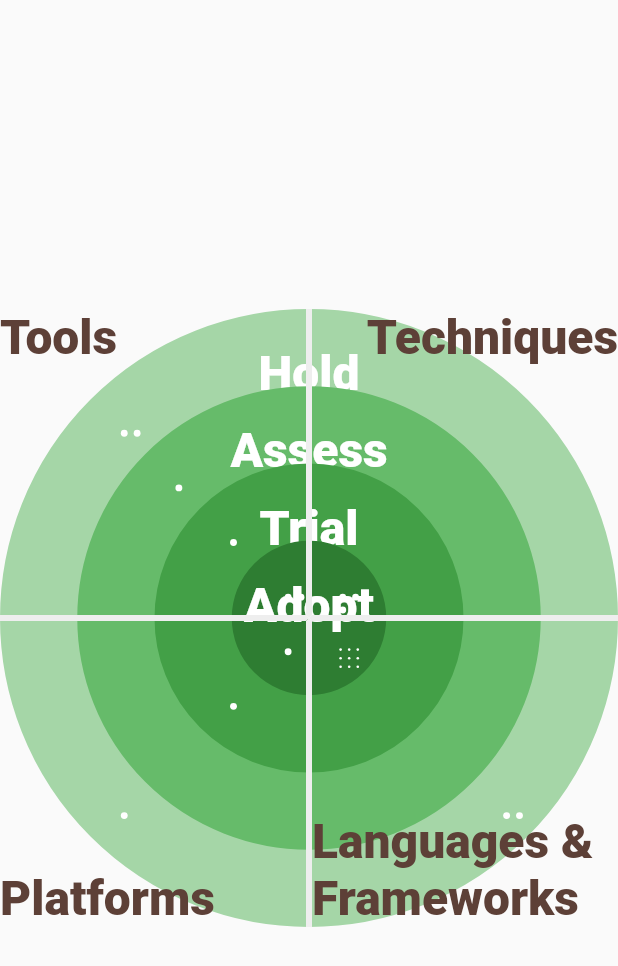
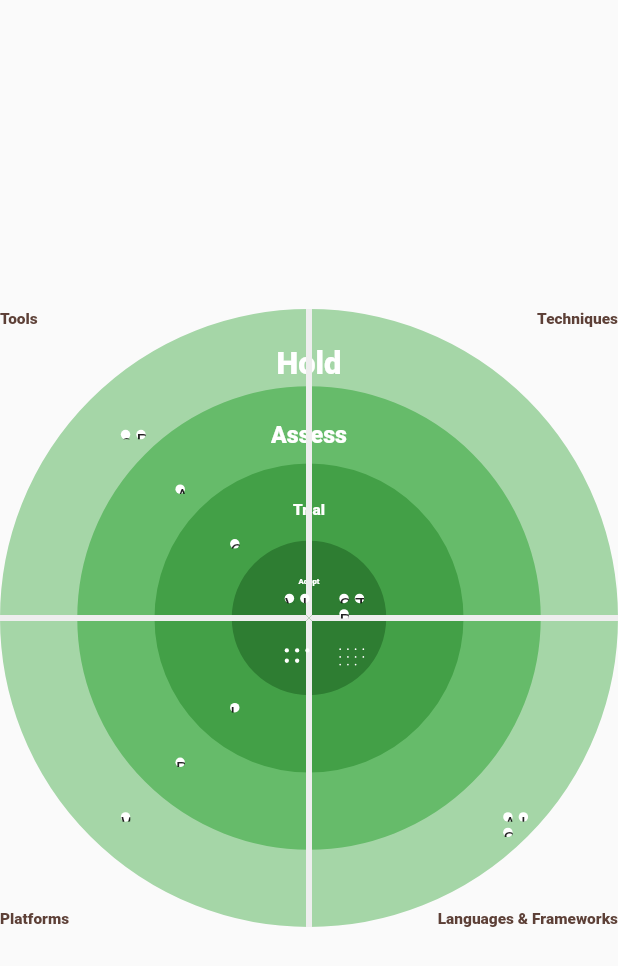
Before and after one commit to PiotrFLEURY/flutter_tech_radar, a Flutter app: the screen it shows after launch, on a phone screen of 412 x 824 dp. Shown: the top 966 px of the screen. Run offline on Flutter 3.47's test engine with Material 2 defaults, Android fonts, the phone set to English and light mode, and no system bars.

Commit message:
some changes

```diff
--- a/lib/app.dart
+++ b/lib/app.dart
@@ -14,7 +14,7 @@ class MyApp extends StatelessWidget {
   @override
   Widget build(BuildContext context) {
     return MaterialApp(
-      title: 'Flutter Demo',
+      title: 'Tech radar made with Flutter',
       theme: ThemeData(
         primarySwatch: Colors.blue,
       ),
--- a/lib/features/blip.dart
+++ b/lib/features/blip.dart
@@ -21,7 +21,8 @@ class RadarBlip extends StatelessWidget {
       width: size,
       child: GridView.builder(
         gridDelegate: SliverGridDelegateWithFixedCrossAxisCount(
-            crossAxisCount: max(2, sqrt(group.length)).toInt(),
+          crossAxisCount: sqrt(group.length).toInt() + 1,
+          childAspectRatio: 1.0,
         ),
         itemCount: group.length,
         primary: false,
@@ -33,16 +34,23 @@ class RadarBlip extends StatelessWidget {
             child: Tooltip(
               message: blip.label,
               child: Container(
+                width: size,
+                height: size,
                 decoration: BoxDecoration(
                   borderRadius: BorderRadius.circular(
                     size,
                   ),
                   color: Colors.white,
                 ),
+                child: Text(
+                  blip.label.characters.first,
+                  textAlign: TextAlign.center,
+                ),
               ),
             ),
           );
-          }),
+        },
+      ),
     );
   }
 }
--- a/lib/features/quadrant.dart
+++ b/lib/features/quadrant.dart
@@ -22,14 +22,29 @@ class RadarQuadrant extends StatelessWidget {
         alignment: alignment,
         child: Text(
           label,
+          textAlign: textAlign,
           style: TextStyle(
-            fontSize: 32.0,
+            fontSize: size / 20,
             fontWeight: FontWeight.w800,
             color: Colors.brown[700],
           ),
         ),
       ),
     );
+  }
+
+  TextAlign get textAlign {
+    if (alignment == Alignment.topLeft) {
+      return TextAlign.left;
+    } else if (alignment == Alignment.topRight) {
+      return TextAlign.right;
+    } else if (alignment == Alignment.bottomLeft) {
+      return TextAlign.left;
+    } else if (alignment == Alignment.bottomRight) {
+      return TextAlign.right;
+    } else {
+      return TextAlign.center;
+    }
   }
 
   double get top =>
--- a/lib/features/radar.dart
+++ b/lib/features/radar.dart
@@ -94,7 +94,7 @@ class RadarView extends StatelessWidget {
                   .map((group) {
                 return RadarBlip(
                   group: group,
-                  size: size / 24,
+                  size: size / 20,
                 );
               }).toList(),
             ),
--- a/lib/features/ring.dart
+++ b/lib/features/ring.dart
@@ -32,8 +32,8 @@ class RadarRing extends StatelessWidget {
           padding: const EdgeInsets.all(24.0),
           child: Text(
             label,
-            style: const TextStyle(
-              fontSize: 32.0,
+            style: TextStyle(
+              fontSize: size / 20,
               fontWeight: FontWeight.w800,
               color: Colors.white,
             ),
```
Also changed, not shown: assets/languages.json (+8 -0 lines), assets/platforms.json (+20 -0 lines), 2 other files. Lines whose indentation alone changed are shown as unchanged.
